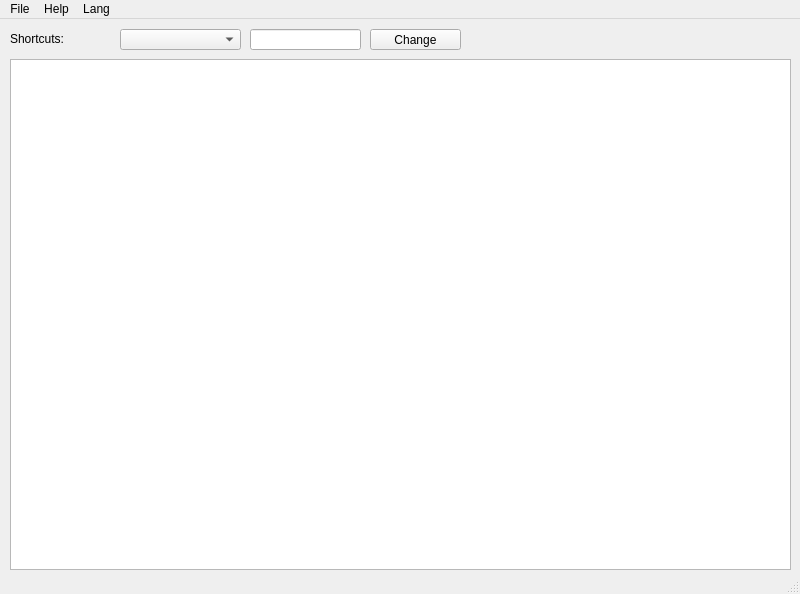
Qt form Text_editor/mainwindow.ui (arturdesign1984/GB_DEVELOPMENT_OF_PROGRAMS_WITH_A_GRAPHICAL_INTERFACE_IN_C-) before a commit.
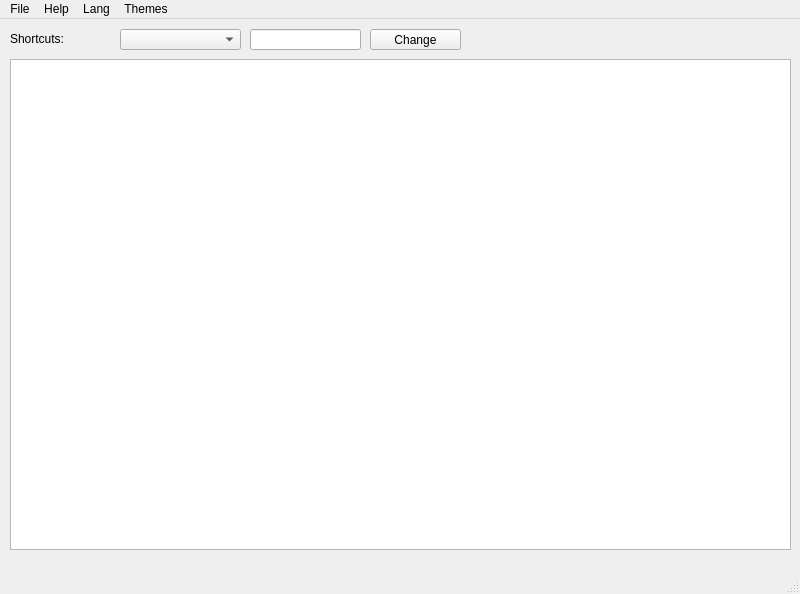
The same form after that commit.

Patch:
```diff
--- a/Text_editor/mainwindow.ui
+++ b/Text_editor/mainwindow.ui
@@ -20,7 +20,7 @@
       <x>10</x>
       <y>40</y>
       <width>781</width>
-      <height>511</height>
+      <height>491</height>
      </rect>
     </property>
    </widget>
@@ -107,9 +107,17 @@
     <addaction name="actionen_EN"/>
     <addaction name="actionru_RU"/>
    </widget>
+   <widget class="QMenu" name="menuThemes">
+    <property name="title">
+     <string>Themes</string>
+    </property>
+    <addaction name="actionWhite"/>
+    <addaction name="actionDark"/>
+   </widget>
    <addaction name="menuFile"/>
    <addaction name="menuHelp"/>
    <addaction name="menuLang"/>
+   <addaction name="menuThemes"/>
   </widget>
   <widget class="QStatusBar" name="statusBar"/>
   <action name="actionNew">
```
Left out of the diff: 10 changed lines with no effect on the pictures.
